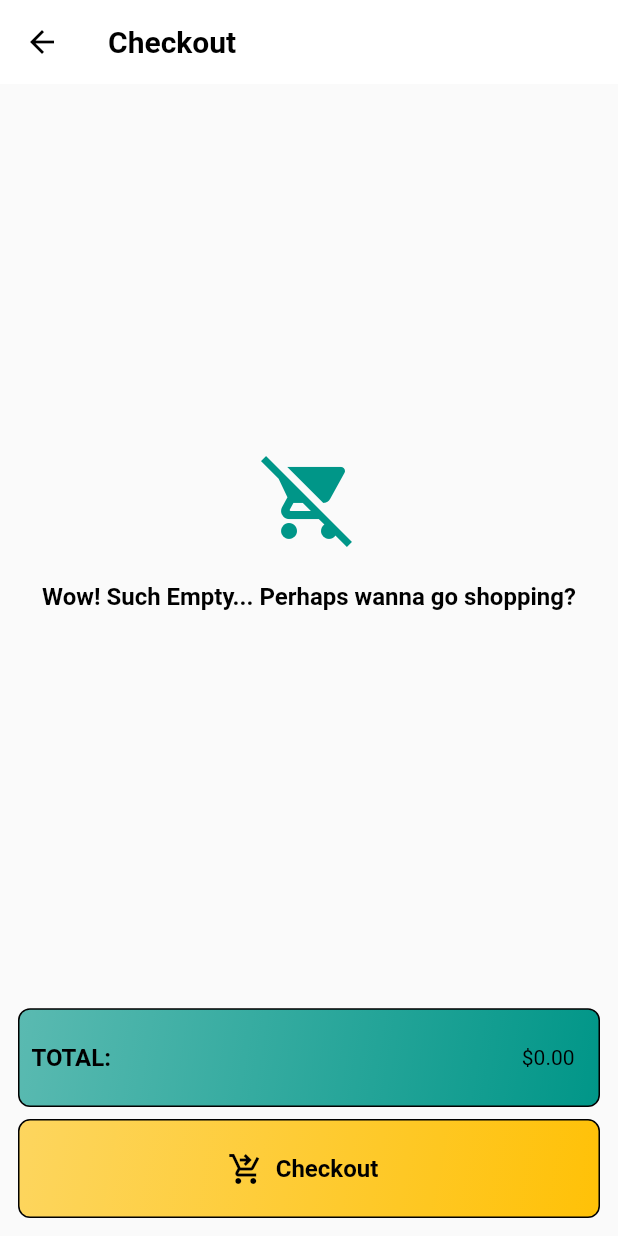
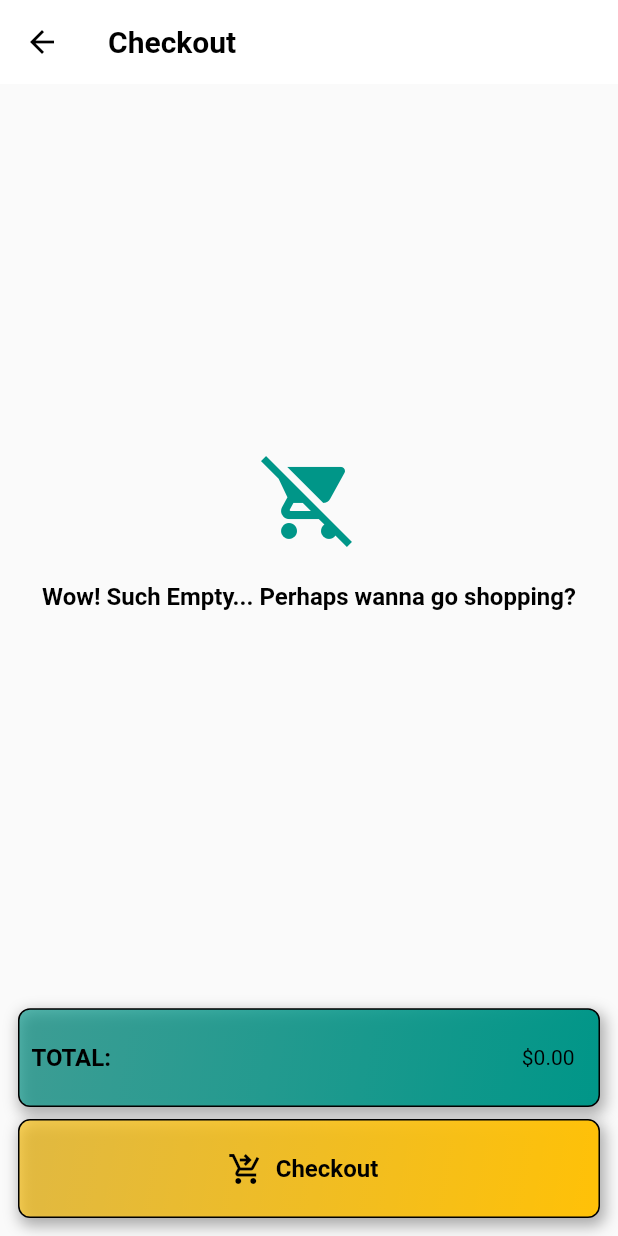
Before and after one commit to edargham/shopply, a Flutter app: the screen it shows after launch, after a tap on an icon or button, on a phone screen of 412 x 824 dp. Run offline on Flutter 3.47's test engine with Material 2 defaults, Android fonts, the phone set to English and light mode, and no system bars; network calls fail.

Commit message:
Elias Dargham 20/04/2023 - User details screen.

```diff
--- a/app/lib/models/view_models/user.dart
+++ b/app/lib/models/view_models/user.dart
@@ -38,7 +38,9 @@ class User {
       email: jsonBody['email'],
       phoneNumber: jsonBody['phoneNumber'],
       dateJoined: DateTime.parse(jsonBody['dateJoined']),
-      profilePhotoUrl: 'http://10.0.2.2:3000/${jsonBody['profilePhotoUrl']}',
+      profilePhotoUrl: (jsonBody['profilePhotoUrl'] != null)
+          ? 'http://10.0.2.2:3000/${jsonBody['profilePhotoUrl']}'
+          : null,
       isVerified: jsonBody['isVerified'],
     );
   }
--- a/app/lib/screens/auth_screen/auth_screen.dart
+++ b/app/lib/screens/auth_screen/auth_screen.dart
@@ -35,7 +35,7 @@ class _AuthScreenState extends State<AuthScreen> with TickerProviderStateMixin {
   Widget _showForm(BuildContext context) {
     return Container(
       key: _screenKey,
-      padding: const EdgeInsets.all(32.0),
+      padding: const EdgeInsets.all(48.0),
       height: MediaQuery.of(context).size.height,
       width: MediaQuery.of(context).size.width,
       decoration: BoxDecoration(
@@ -144,7 +144,7 @@ class ControllerBody extends StatelessWidget {
             unselectedLabelColor: Theme.of(context).colorScheme.onPrimary,
           ),
           SizedBox(
-            height: MediaQuery.of(context).size.height - 290,
+            height: MediaQuery.of(context).size.height - 320,
             child: TabBarView(
               children: <Widget>[
                 LoginSection(
--- a/app/lib/screens/product_details_screen/product_details_screen.dart
+++ b/app/lib/screens/product_details_screen/product_details_screen.dart
@@ -8,10 +8,12 @@ import '../../models/view_models/product.dart';
 import '../../models/view_models/cart.dart';
 
 import '../auth_screen/auth_screen.dart';
+
+import './widgets/title_banner.dart';
+
 import '../widgets/cart_button.dart';
 import '../widgets/main_button.dart';
-import './widgets/section_header.dart';
-import './widgets/title_banner.dart';
+import '../widgets/section_header.dart';
 
 class ProductDetailsScreen extends StatelessWidget {
   static const String routeName = '/product_details';
--- a/app/lib/screens/shopping_cart_screen/widgets/total_banner.dart
+++ b/app/lib/screens/shopping_cart_screen/widgets/total_banner.dart
@@ -13,12 +13,7 @@ class TotalBanner extends StatelessWidget {
     const double radius = 8.0;
     const double hScale = 0.08;
     return Container(
-        padding: const EdgeInsets.fromLTRB(
-          0,
-          0,
-          8.0,
-          0,
-        ),
+        padding: const EdgeInsets.fromLTRB(0, 0, 8.0, 0),
         margin: const EdgeInsets.all(4.0),
         height: deviceDisplay.size.height * hScale,
         clipBehavior: Clip.hardEdge,
@@ -37,6 +32,14 @@ class TotalBanner extends StatelessWidget {
             begin: Alignment.topLeft,
             end: Alignment.bottomRight,
           ),
+          boxShadow: [
+            BoxShadow(
+              color: Theme.of(context).colorScheme.onPrimary.withOpacity(0.32),
+              spreadRadius: 1,
+              blurRadius: 8,
+              offset: const Offset(2, 4),
+            ),
+          ],
         ),
         child: Padding(
           padding: const EdgeInsets.all(8.0),
--- a/app/lib/screens/tab_navigation_screen/widgets/context_menu_button.dart
+++ b/app/lib/screens/tab_navigation_screen/widgets/context_menu_button.dart
@@ -29,6 +29,14 @@ class ContextMenuButton extends StatelessWidget {
           begin: Alignment.topLeft,
           end: Alignment.bottomRight,
         ),
+        boxShadow: [
+          BoxShadow(
+            color: Theme.of(context).colorScheme.onPrimary.withOpacity(0.32),
+            spreadRadius: 1,
+            blurRadius: 4,
+            offset: const Offset(1, 2),
+          ),
+        ],
       ),
       child: child,
     );
--- a/app/lib/screens/widgets/cart_button.dart
+++ b/app/lib/screens/widgets/cart_button.dart
@@ -37,6 +37,14 @@ class CartButton extends StatelessWidget {
             begin: Alignment.topLeft,
             end: Alignment.bottomRight,
           ),
+          boxShadow: [
+            BoxShadow(
+              color: Theme.of(context).colorScheme.onPrimary.withOpacity(0.32),
+              spreadRadius: 1,
+              blurRadius: 4,
+              offset: const Offset(1, 2),
+            ),
+          ],
         ),
         child: Padding(
           padding: const EdgeInsets.all(8.0),
--- a/app/lib/screens/widgets/main_button.dart
+++ b/app/lib/screens/widgets/main_button.dart
@@ -54,12 +54,7 @@ class MainButton extends StatelessWidget {
       onTap: onPressed,
       borderRadius: BorderRadius.circular(radius),
       child: Container(
-        padding: const EdgeInsets.fromLTRB(
-          0,
-          0,
-          8.0,
-          0,
-        ),
+        padding: const EdgeInsets.fromLTRB(0, 0, 8.0, 0),
         margin: const EdgeInsets.all(4.0),
         height: deviceDisplay.size.height * hScale,
         clipBehavior: Clip.hardEdge,
@@ -78,6 +73,14 @@ class MainButton extends StatelessWidget {
             begin: Alignment.topLeft,
             end: Alignment.bottomRight,
           ),
+          boxShadow: [
+            BoxShadow(
+              color: Theme.of(context).colorScheme.onPrimary.withOpacity(0.32),
+              spreadRadius: 1,
+              blurRadius: 8,
+              offset: const Offset(2, 4),
+            ),
+          ],
         ),
         child: Align(
           alignment: Alignment.center,
--- a/app/lib/screens/widgets/main_drawer.dart
+++ b/app/lib/screens/widgets/main_drawer.dart
@@ -41,7 +41,7 @@ class MainDrawer extends StatelessWidget {
           child: Align(
             alignment: Alignment.bottomLeft,
             child: Text(
-              'Welcome ${user.username}!',
+              'Welcome @${user.username}!',
               style: const TextStyle(
                 color: Colors.white,
                 fontSize: 16.0,
@@ -53,7 +53,8 @@ class MainDrawer extends StatelessWidget {
 
   @override
   Widget build(BuildContext context) {
-    final String? token = Provider.of<Authentication>(context).token;
+    final String? token =
+        Provider.of<Authentication>(context, listen: false).token;
     final model.User? currentUser = Provider.of<User>(context).currentUser;
     return Drawer(
       child: Column(
@@ -72,6 +73,15 @@ class MainDrawer extends StatelessWidget {
                 begin: Alignment.topLeft,
                 end: Alignment.bottomRight,
               ),
+              boxShadow: [
+                BoxShadow(
+                  color:
+                      Theme.of(context).colorScheme.onPrimary.withOpacity(0.32),
+                  spreadRadius: 1,
+                  blurRadius: 8,
+                  offset: const Offset(0, 4),
+                ),
+              ],
             ),
             child: Column(
               mainAxisAlignment: MainAxisAlignment.end,
--- a/app/lib/screens/widgets/text_box.dart
+++ b/app/lib/screens/widgets/text_box.dart
@@ -40,7 +40,9 @@ class TextBox extends StatelessWidget {
       child: Column(
         crossAxisAlignment: CrossAxisAlignment.stretch,
         children: <Widget>[
-          TextFormField(
+          Material(
+            elevation: 4,
+            child: TextFormField(
               onSaved: onSaved,
               onTap: onTap,
               initialValue: initalValue,
@@ -93,6 +95,7 @@ class TextBox extends StatelessWidget {
               ),
               style: TextStyle(color: Theme.of(context).colorScheme.onPrimary),
               onChanged: onChange,
+            ),
           )
         ],
       ),
```
Also changed, not shown: app/lib/screens/products_screen/widgets/product_item.dart (+8 -0 lines), app/lib/screens/user_details_screen/user_details_screen.dart (+94 -1 lines), app/lib/screens/user_details_screen/widgets/user_banner_card.dart (added, +89 -0 lines), app/lib/screens/widgets/item_button.dart (+8 -0 lines), app/lib/screens/widgets/section_header.dart (renamed from app/lib/screens/product_details_screen/widgets/section_header.dart). Lines whose indentation alone changed are shown as unchanged.
